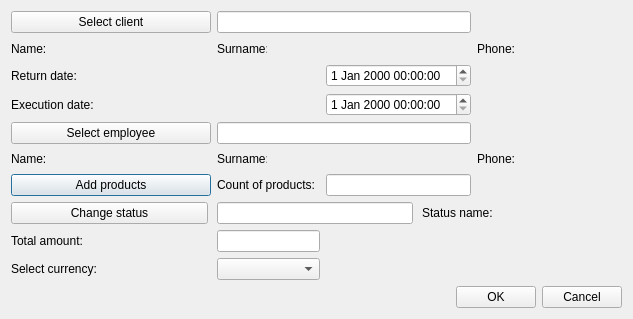
Qt form OrmasAdmin/OrmasAdmin/CreateRtrnDlg.ui (Dalerjon/TheOrmasProejct) before a commit.
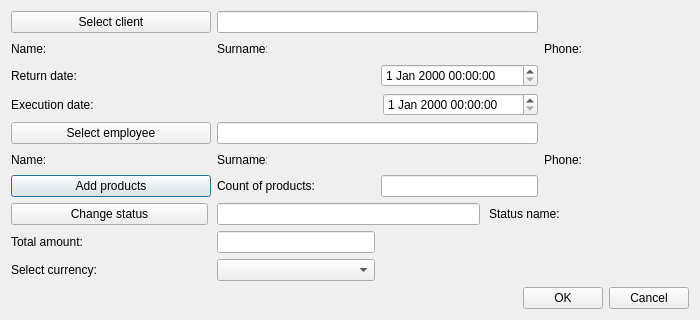
The same form after that commit.

The edit to the form file:
```diff
--- a/OrmasAdmin/OrmasAdmin/CreateRtrnDlg.ui
+++ b/OrmasAdmin/OrmasAdmin/CreateRtrnDlg.ui
@@ -6,8 +6,8 @@
    <rect>
     <x>0</x>
     <y>0</y>
-    <width>633</width>
-    <height>319</height>
+    <width>700</width>
+    <height>320</height>
    </rect>
   </property>
   <property name="minimumSize">
@@ -400,7 +400,7 @@
        <widget class="QDateTimeEdit" name="execDateEdit">
         <property name="minimumSize">
          <size>
-          <width>127</width>
+          <width>155</width>
           <height>0</height>
          </size>
         </property>
```
